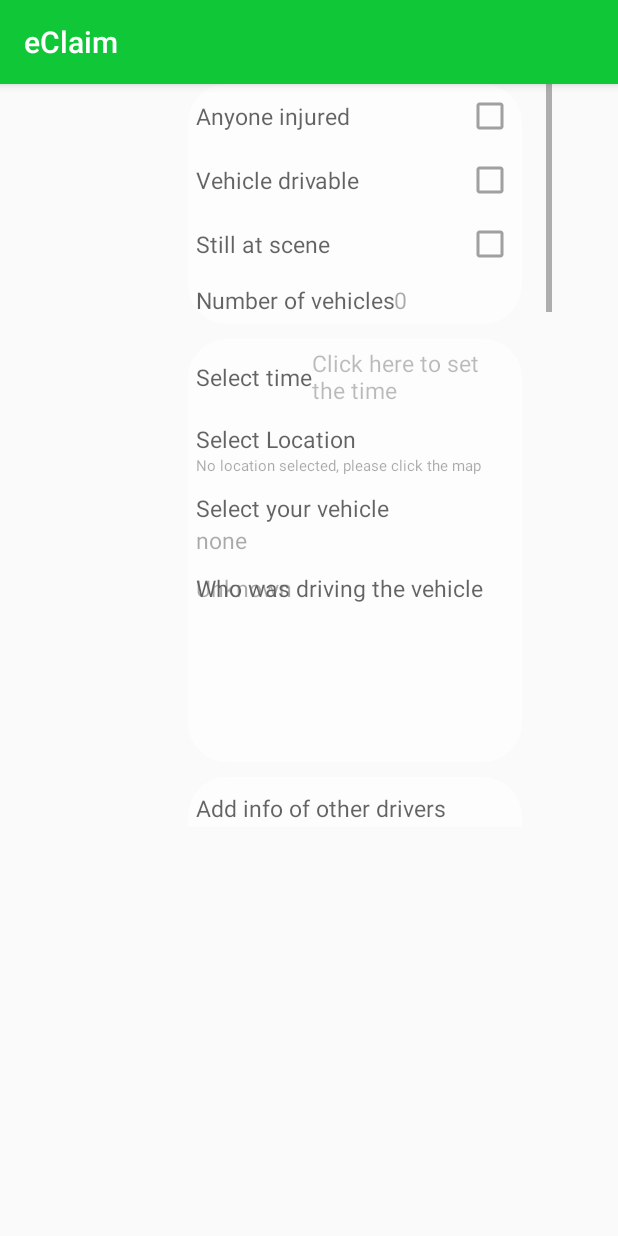
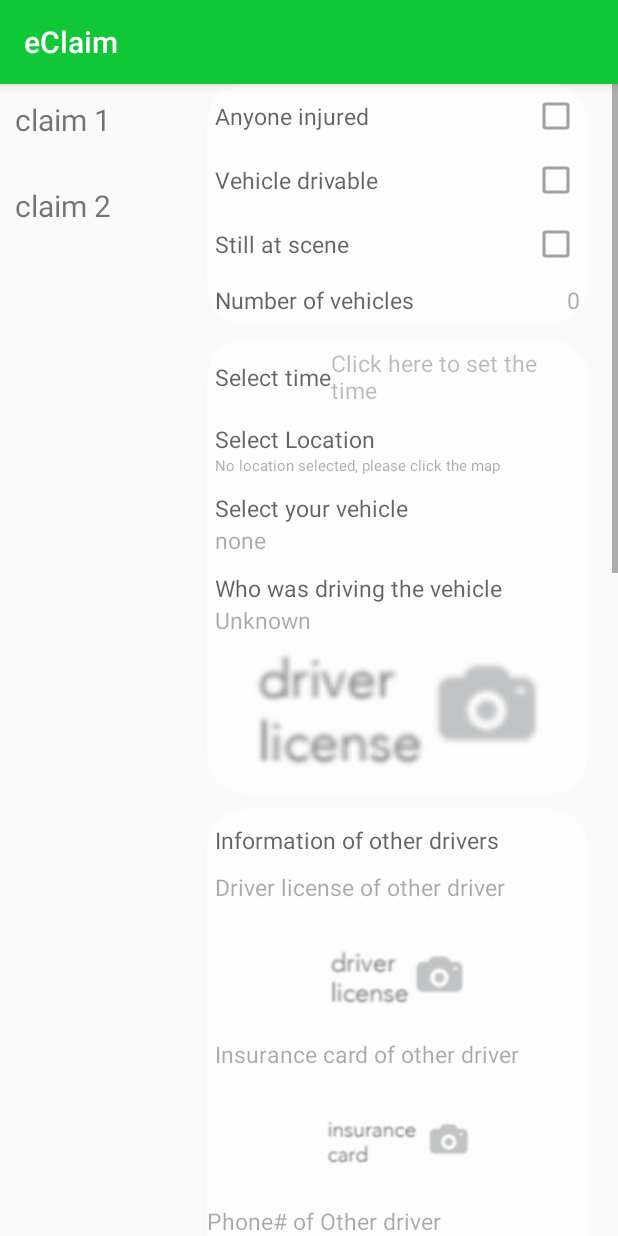
Before and after one commit to charlie0840/eClaim, an Android app: the ViewClaimt screen opened directly, with no data from a screen before it, on a phone screen of 412 x 824 dp. Run offline under Robolectric (Android 15) with nearby library versions, the light colour scheme and no system bars; our stand-ins replace CircleImageView.

Commit message:
ViewClaimt layout done

```diff
--- /dev/null
+++ b/app/src/main/java/com/pingan_us/eclaim/ClaimCustomList.java
@@ -0,0 +1,33 @@
+package com.pingan_us.eclaim;
+
+import android.app.Activity;
+import android.graphics.Bitmap;
+import android.view.LayoutInflater;
+import android.view.View;
+import android.view.ViewGroup;
+import android.widget.ArrayAdapter;
+import android.widget.ImageView;
+import android.widget.TextView;
+
+import java.util.List;
+
+import de.hdodenhof.circleimageview.CircleImageView;
+
+public class ClaimCustomList extends ArrayAdapter<String>{
+
+    private final Activity context;
+    private List<String> web;
+    public ClaimCustomList(Activity context, List<String> web) {
+        super(context, R.layout.claim_list_single, web);
+        this.context = context;
+        this.web = web;
+    }
+    @Override
+    public View getView(final int position, View view, ViewGroup parent) {
+        LayoutInflater inflater = context.getLayoutInflater();
+        View rowView= inflater.inflate(R.layout.claim_list_single, null, true);
+        TextView txtTitle = (TextView) rowView.findViewById(R.id.claim_list_single_txt);
+        txtTitle.setText(web.get(position));
+        return rowView;
+    }
+}
--- a/app/src/main/java/com/pingan_us/eclaim/MyAppConstants.java
+++ b/app/src/main/java/com/pingan_us/eclaim/MyAppConstants.java
@@ -11,6 +11,7 @@ public class MyAppConstants {
     public static final String otherPlate_FC2 = "Other Plate";
     public static final String morePic = "More Pictures";
 
+    public static final String regUNEmpty = "user name must not be empyt";
     public static final String regFNEmpty = "first name must not be empty";
     public static final String regLNEmpty = "last name must not be empty";
     public static final String regPhoneEmpty = "phone number must not be empty";
--- a/app/src/main/java/com/pingan_us/eclaim/ProfileActivity.java
+++ b/app/src/main/java/com/pingan_us/eclaim/ProfileActivity.java
@@ -220,6 +220,7 @@ public class ProfileActivity extends Activity implements View.OnClickListener {
         });
 
     }
+
     @TargetApi(23)
     @Override
     public void onClick(View v) {
@@ -246,7 +247,7 @@ public class ProfileActivity extends Activity implements View.OnClickListener {
             case R.id.profile_nav:
                 break;
             case R.id.claims_nav:
-                Intent intent1 = new Intent(this, ViewClaimsActivity.class);
+                Intent intent1 = new Intent(this, ViewClaimt.class);
                 intent1.setFlags(Intent.FLAG_ACTIVITY_SINGLE_TOP);
                 startActivity(intent1);
                 break;
@@ -385,7 +386,6 @@ public class ProfileActivity extends Activity implements View.OnClickListener {
     }
 
     @Override
-
     public void onRequestPermissionsResult(int requestCode, @NonNull String[] permissions, @NonNull int[] grantResults) {
 
         super.onRequestPermissionsResult(requestCode, permissions, grantResults);
--- a/app/src/main/java/com/pingan_us/eclaim/ViewClaimt.java
+++ b/app/src/main/java/com/pingan_us/eclaim/ViewClaimt.java
@@ -2,12 +2,76 @@ package com.pingan_us.eclaim;
 
 import android.support.v7.app.AppCompatActivity;
 import android.os.Bundle;
+import android.support.v7.widget.ListViewCompat;
+import android.view.View;
+import android.widget.AdapterView;
+import android.widget.CheckBox;
+import android.widget.ImageView;
+import android.widget.ListView;
+import android.widget.TextView;
+import android.widget.Toast;
+
+import org.w3c.dom.Text;
+
+import java.util.ArrayList;
+import java.util.List;
 
 public class ViewClaimt extends AppCompatActivity {
+    private int pos;
+
+    private List<String> claimList;
+
+    private ListView claim_list;
+    private ClaimCustomList adapter;
+    private CheckBox injure_cb, drivable_cb, atScene_cb;
+    private ImageView driver_license_pic, other_license_pic, other_insurance_pic;
+    private TextView vehicleNum_txt, time_txt, loc_txt, vehicleType_txt,
+                whoDrive_txt, phoneOfOther_txt;
 
     @Override
     protected void onCreate(Bundle savedInstanceState) {
         super.onCreate(savedInstanceState);
         setContentView(R.layout.activity_viewclaimt);
+
+        claim_list = (ListView) findViewById(R.id.vc_claim_list);
+
+        driver_license_pic = (ImageView) findViewById(R.id.vc_person_license_pic);
+        other_license_pic = (ImageView) findViewById(R.id.vc_other_driver_license_pic);
+        other_insurance_pic = (ImageView) findViewById(R.id.vc_other_insurance_card_pic);
+
+        injure_cb = (CheckBox) findViewById(R.id.vc_injure_checkbox);
+        atScene_cb = (CheckBox) findViewById(R.id.vc_atscene_checkbox);
+        drivable_cb = (CheckBox) findViewById(R.id.vc_drivable_checkbox);
+
+        time_txt = (TextView) findViewById(R.id.vc_time_text);
+        loc_txt = (TextView) findViewById(R.id.vc_loc_indicate_text);
+        whoDrive_txt = (TextView) findViewById(R.id.vc_person_pick_text);
+        vehicleNum_txt = (TextView) findViewById(R.id.vc_vehicle_num_text);
+        vehicleType_txt = (TextView) findViewById(R.id.vc_vehicle_pick_text);
+        phoneOfOther_txt = (TextView) findViewById(R.id.vc_other_driver_phone_text);
+
+        claimList = new ArrayList<String>();
+
+        claimList.add("claim 1");
+        claimList.add("claim 2");
+
+        adapter = new ClaimCustomList(ViewClaimt.this, claimList);
+        claim_list.setAdapter(adapter);
+        claim_list.setOnItemClickListener(new AdapterView.OnItemClickListener() {
+
+            @Override
+            public void onItemClick(AdapterView<?> parent, View view,
+                                    int position, long id) {
+                Toast.makeText(ViewClaimt.this, "position " + position + " You Clicked at " +claimList.get(+ position) + " position " + position + " size " + claimList.size(), Toast.LENGTH_SHORT).show();
+                pos = position;
+                fillClaim();
+            }
+        });
+
+
+    }
+
+    public void fillClaim() {
+        Toast.makeText(getApplicationContext(), "Clicked", Toast.LENGTH_LONG).show();
     }
 }
--- a/app/src/main/res/layout/activity_viewclaimt.xml
+++ b/app/src/main/res/layout/activity_viewclaimt.xml
@@ -6,16 +6,18 @@
     android:layout_height="match_parent"
     tools:context="com.pingan_us.eclaim.ViewClaimt">
     <RelativeLayout
-        android:layout_width="368dp"
-        android:layout_height="495dp"
-        tools:layout_editor_absoluteY="8dp"
-        tools:layout_editor_absoluteX="8dp">
+        android:layout_width="0dp"
+        app:layout_constraintStart_toStartOf="parent"
+        app:layout_constraintEnd_toEndOf="parent"
+        android:layout_height="0dp"
+        app:layout_constraintTop_toTopOf="parent"
+        app:layout_constraintBottom_toBottomOf="parent">
         <GridLayout
             android:layout_width="match_parent"
             android:layout_height="match_parent"
             android:columnCount="2">
             <ListView
-                android:id="@+id/claim_list"
+                android:id="@+id/vc_claim_list"
                 android:layout_width="0dp"
                 android:layout_height="match_parent"
                 android:divider="@android:color/transparent"
@@ -112,11 +114,12 @@
                                     android:textColor="@color/colorBlack"
                                     android:text="Number of vehicles"/>
                                 <TextView
-                                    android:id="@+id/vc_vehiclenum"
-                                    android:layout_width="80dp"
+                                    android:id="@+id/vc_vehicle_num_text"
+                                    android:layout_width="wrap_content"
                                     android:layout_height="wrap_content"
                                     android:layout_alignParentEnd="true"
                                     android:textSize="15dp"
+
                                     android:text="0">
                                 </TextView>
                             </RelativeLayout>
@@ -224,6 +227,7 @@
                                     android:layout_width="wrap_content"
                                     android:layout_height="wrap_content"
                                     android:layout_alignParentLeft="true"
+                                    android:layout_below="@+id/vc_person_pick_title"
                                     android:textSize="15dp"
                                     android:text="Unknown"/>
                                 <ImageView
@@ -231,6 +235,7 @@
                                     android:layout_width="match_parent"
                                     android:layout_height="100dp"
                                     android:layout_below="@+id/vc_person_pick_text"
+                                    android:src="@drawable/driverlicense"
                                     android:scaleType="fitCenter"/>
                             </RelativeLayout>
                         </RelativeLayout>
@@ -256,35 +261,67 @@
                                 android:layout_marginBottom="10dp"
                                 android:textSize="15dp"
                                 android:textColor="@color/colorBlack"
-                                android:text="Add info of other drivers"/>
+                                android:text="Information of other drivers"/>
+                            <TextView
+                                android:id="@+id/vc_other_driver_license_pic_title"
+                                android:layout_width="wrap_content"
+                                android:layout_height="wrap_content"
+                                android:layout_below="@+id/vc_other_driver_title"
+                                android:layout_marginLeft="5dp"
+                                android:layout_marginRight="5dp"
+                                android:layout_marginBottom="10dp"
+                                android:textSize="15dp"
+                                android:text="Driver license of other driver"
+                                />
                             <ImageView
                                 android:id="@+id/vc_other_driver_license_pic"
                                 android:layout_width="100dp"
                                 android:layout_height="80dp"
-                                android:layout_below="@+id/vc_other_driver_title"
+                                android:layout_below="@+id/vc_other_driver_license_pic_title"
                                 android:layout_marginLeft="20dp"
-                                android:layout_alignParentLeft="true"
+                                android:layout_centerHorizontal="true"
                                 android:scaleType="fitCenter"
                                 android:background="@drawable/cycle"
                                 android:src="@drawable/driverlicense"/>
+                            <TextView
+                                android:id="@+id/vc_other_insurance_card_pic_title"
+                                android:layout_width="wrap_content"
+                                android:layout_height="wrap_content"
+                                android:layout_below="@+id/vc_other_driver_license_pic"
+                                android:layout_marginLeft="5dp"
+                                android:layout_marginRight="5dp"
+                                android:layout_marginBottom="10dp"
+                                android:textSize="15dp"
+                                android:text="Insurance card of other driver"
+                                />
                             <ImageView
                                 android:id="@+id/vc_other_insurance_card_pic"
                                 android:layout_width="100dp"
                                 android:layout_height="80dp"
                                 android:background="@drawable/cycle"
                                 android:src="@drawable/insurance"
-                                android:layout_below="@+id/vc_other_driver_title"
-                                android:layout_alignParentEnd="true"
+                                android:layout_below="@+id/vc_other_insurance_card_pic_title"
+                                android:layout_centerHorizontal="true"
                                 android:scaleType="fitCenter"
                                 android:layout_marginEnd="20dp" />
                             <TextView
-                                android:id="@+id/vc_other_driver_phone"
+                                android:id="@+id/vc_other_driver_phone_title"
+                                android:layout_width="wrap_content"
+                                android:layout_height="wrap_content"
+                                android:layout_below="@+id/vc_other_insurance_card_pic"
+                                android:textSize="15dp"
+                                android:text="Phone# of Other driver"/>
+                            <TextView
+                                android:id="@+id/vc_other_driver_phone_text"
                                 android:layout_width="match_parent"
                                 android:layout_height="wrap_content"
                                 android:layout_marginTop="10dp"
+                                android:layout_marginLeft="5dp"
+                                android:layout_marginRight="5dp"
+                                android:layout_marginBottom="10dp"
                                 android:textSize="15dp"
                                 android:text="858-888-8888"
-                                android:layout_below="@+id/vc_other_driver_license_pic"
+                                android:layout_below="@+id/vc_other_driver_phone_title"
                                 />
                         </RelativeLayout>
 
@@ -301,37 +338,39 @@
                                 android:columnCount="3"
                                 android:rowCount="1"
                                 android:alpha="0.6">
-
-                                <LinearLayout
+                                <ImageView
                                     android:id="@+id/vc_whole_scene_section"
                                     android:layout_width="0dp"
-                                    android:layout_height="130dp"
+                                    android:layout_height="100dp"
                                     android:layout_columnWeight="1"
                                     android:layout_margin="10dp"
-                                    android:orientation="horizontal">
-                                    <include layout="@layout/list_single"
-                                        android:id="@+id/vc_whole_scene" />
-                                </LinearLayout>
-                                <LinearLayout
+                                    android:layout_gravity="center_horizontal"
+                                    android:src="@drawable/addphoto"
+                                    android:tooltipText="Whole scene"
+                                    android:scaleType="fitCenter">
+                                </ImageView>
+                                <ImageView
                                     android:id="@+id/vc_your_plate_section"
                                     android:layout_width="0dp"
-                                    android:layout_height="130dp"
+                                    android:layout_height="100dp"
                                     android:layout_columnWeight="1"
                                     android:layout_margin="10dp"
-                                    android:orientation="horizontal">
-                                    <include layout="@layout/list_single"
-                                        android:id="@+id/vc_your_plate"/>
-                                </LinearLayout>
-                                <LinearLayout
+                                    android:layout_gravity="center_horizontal"
+                                    android:src="@drawable/addphoto"
+                                    android:tooltipText="Your plate"
+                                    android:scaleType="fitCenter">
+                                </ImageView>
+                                <ImageView
                                     android:id="@+id/vc_other_plate_section"
                                     android:layout_width="0dp"
-                                    android:layout_height="130dp"
+                                    android:layout_height="100dp"
                                     android:layout_columnWeight="1"
                                     android:layout_margin="10dp"
-                                    android:orientation="horizontal">
-                                    <include layout="@layout/list_single"
-                                        android:id="@+id/vc_other_plate"/>
-                                </LinearLayout>
+                                    android:layout_gravity="center_horizontal"
+                                    android:src="@drawable/addphoto"
+                                    android:tooltipText="Other plate"
+                                    android:scaleType="fitCenter">
+                                </ImageView>
                             </GridLayout>
                             <ListView
                                 android:id="@+id/vc_photo_list"
--- /dev/null
+++ b/app/src/main/res/layout/claim_list_single.xml
@@ -0,0 +1,11 @@
+<?xml version="1.0" encoding="utf-8"?>
+<LinearLayout xmlns:android="http://schemas.android.com/apk/res/android"
+    android:orientation="vertical" android:layout_width="match_parent"
+    android:layout_height="match_parent">
+    <TextView
+        android:id="@+id/claim_list_single_txt"
+        android:layout_width="wrap_content"
+        android:layout_height="wrap_content"
+        android:layout_margin="10dp"
+        android:textSize="20dp"/>
+</LinearLayout>
```
Also changed, not shown: app/src/main/java/com/pingan_us/eclaim/LoginActivity.java (+17 -9 lines), app/src/main/java/com/pingan_us/eclaim/RegisterActivity.java (+68 -2 lines), app/src/main/res/layout/activity_register.xml (+10 -1 lines).
